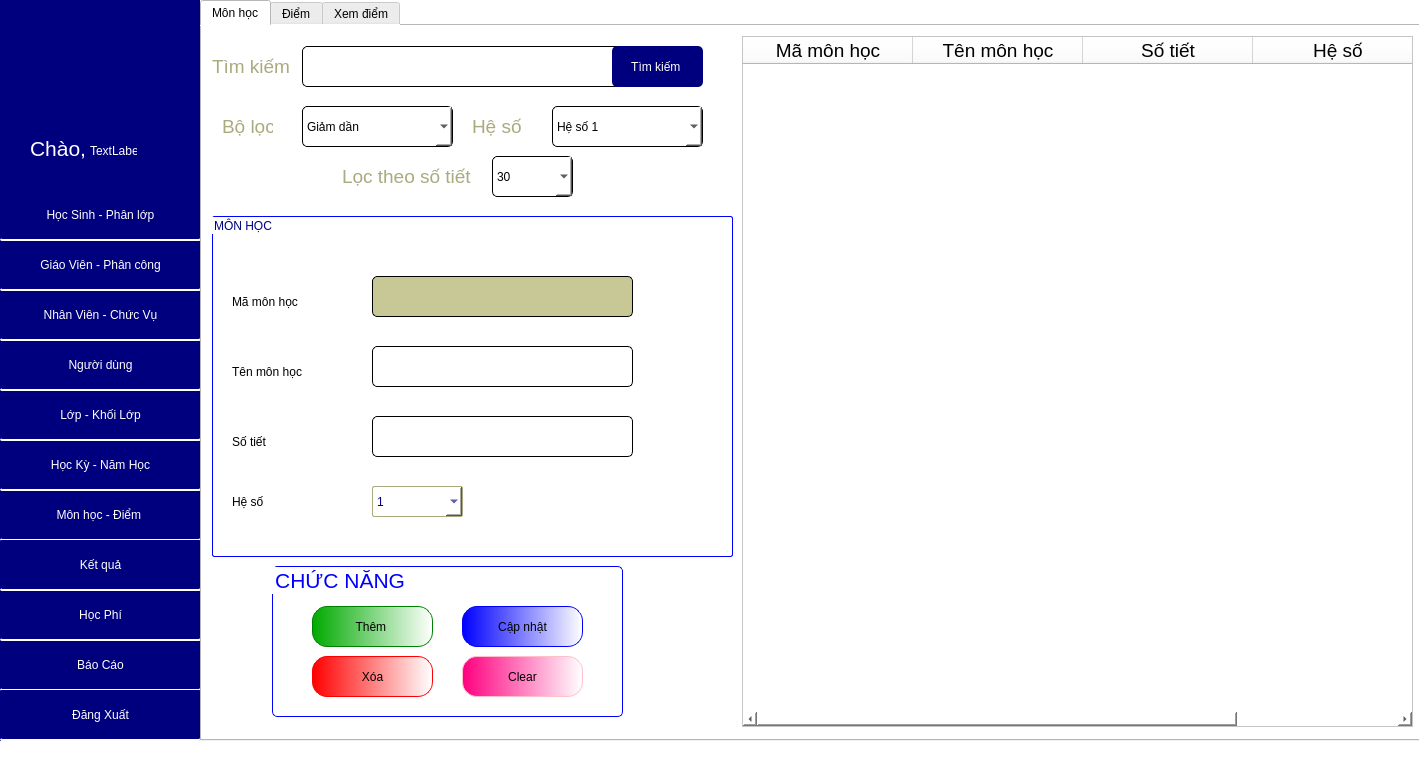
The window that GUI/TrangChu.ui (phuthuy44/Student--py) describes before a commit, drawn with Qt 5.
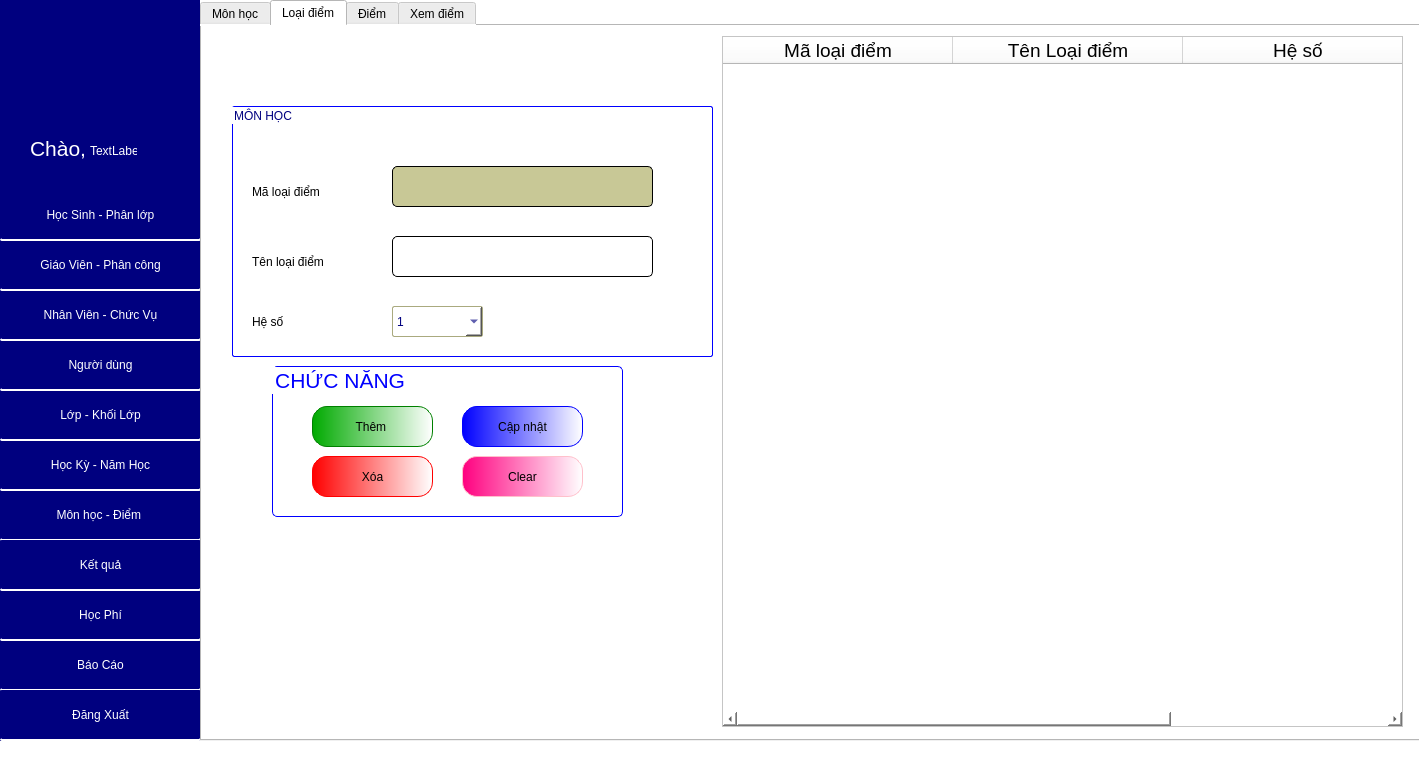
The same window after the commit. The open tabs and pages were chosen to show the change.

Patch:
```diff
--- a/GUI/TrangChu.ui
+++ b/GUI/TrangChu.ui
@@ -7497,7 +7497,7 @@
        </rect>
       </property>
       <property name="currentIndex">
-       <number>0</number>
+       <number>1</number>
       </property>
       <widget class="QWidget" name="tab">
        <attribute name="title">
@@ -8123,6 +8123,349 @@
         </item>
        </widget>
       </widget>
+      <widget class="QWidget" name="tab_24">
+       <attribute name="title">
+        <string>Loại điểm</string>
+       </attribute>
+       <widget class="QGroupBox" name="groupBox_84">
+        <property name="geometry">
+         <rect>
+          <x>30</x>
+          <y>80</y>
+          <width>481</width>
+          <height>251</height>
+         </rect>
+        </property>
+        <property name="styleSheet">
+         <string notr="true">font: 16pt &quot;Tahoma&quot;;
+color: rgb(0, 0, 127);
+border:1px solid blue;
+border-radius:2px;</string>
+        </property>
+        <property name="title">
+         <string>MÔN HỌC</string>
+        </property>
+        <widget class="QGroupBox" name="groupBox_85">
+         <property name="geometry">
+          <rect>
+           <x>590</x>
+           <y>270</y>
+           <width>591</width>
+           <height>321</height>
+          </rect>
+         </property>
+         <property name="title">
+          <string>GroupBox</string>
+         </property>
+        </widget>
+        <widget class="QLineEdit" name="lineTenLoaiDiem">
+         <property name="geometry">
+          <rect>
+           <x>160</x>
+           <y>130</y>
+           <width>261</width>
+           <height>41</height>
+          </rect>
+         </property>
+         <property name="styleSheet">
+          <string notr="true">QLineEdit{
+font: 16pt &quot;Tahoma&quot;;
+border-radius:5px;
+border: 1px solid black;
+	color: rgb(0, 0, 0);
+}</string>
+         </property>
+         <property name="text">
+          <string/>
+         </property>
+        </widget>
+        <widget class="QLineEdit" name="lineLoaiDiem">
+         <property name="enabled">
+          <bool>false</bool>
+         </property>
+         <property name="geometry">
+          <rect>
+           <x>160</x>
+           <y>60</y>
+           <width>261</width>
+           <height>41</height>
+          </rect>
+         </property>
+         <property name="styleSheet">
+          <string notr="true">QLineEdit{
+font: 16pt &quot;Tahoma&quot;;
+border-radius:5px;
+border: 1px solid black;
+	color: rgb(6, 6, 6);
+	background-color: ;
+	background-color: rgb(200, 200, 150);
+}</string>
+         </property>
+         <property name="text">
+          <string/>
+         </property>
+        </widget>
+        <widget class="QLabel" name="label_277">
+         <property name="geometry">
+          <rect>
+           <x>20</x>
+           <y>70</y>
+           <width>121</width>
+           <height>31</height>
+          </rect>
+         </property>
+         <property name="styleSheet">
+          <string notr="true">border: white;
+color: rgb(0, 0, 0);</string>
+         </property>
+         <property name="text">
+          <string>Mã loại điểm</string>
+         </property>
+        </widget>
+        <widget class="QLabel" name="label_278">
+         <property name="geometry">
+          <rect>
+           <x>20</x>
+           <y>140</y>
+           <width>131</width>
+           <height>31</height>
+          </rect>
+         </property>
+         <property name="styleSheet">
+          <string notr="true">border: white;
+color: rgb(0, 0, 0);</string>
+         </property>
+         <property name="text">
+          <string>Tên loại điểm</string>
+         </property>
+        </widget>
+        <widget class="QComboBox" name="cboxHeSo_2">
+         <property name="geometry">
+          <rect>
+           <x>160</x>
+           <y>200</y>
+           <width>91</width>
+           <height>31</height>
+          </rect>
+         </property>
+         <property name="styleSheet">
+          <string notr="true">border-color: rgb(170, 170, 127);</string>
+         </property>
+         <item>
+          <property name="text">
+           <string>1</string>
+          </property>
+         </item>
+         <item>
+          <property name="text">
+           <string>2</string>
+          </property>
+         </item>
+        </widget>
+        <widget class="QLabel" name="label_280">
+         <property name="geometry">
+          <rect>
+           <x>20</x>
+           <y>200</y>
+           <width>121</width>
+           <height>31</height>
+          </rect>
+         </property>
+         <property name="styleSheet">
+          <string notr="true">border: white;
+color: rgb(0, 0, 0);</string>
+         </property>
+         <property name="text">
+          <string>Hệ số</string>
+         </property>
+        </widget>
+       </widget>
+       <widget class="QGroupBox" name="groupBox_34">
+        <property name="geometry">
+         <rect>
+          <x>70</x>
+          <y>340</y>
+          <width>351</width>
+          <height>151</height>
+         </rect>
+        </property>
+        <property name="font">
+         <font>
+          <family>Tahoma</family>
+          <pointsize>16</pointsize>
+         </font>
+        </property>
+        <property name="styleSheet">
+         <string notr="true">QGroupBox{
+border:0.5px solid blue;
+border-radius:5px;
+color:blue;
+}</string>
+        </property>
+        <property name="title">
+         <string>CHỨC NĂNG </string>
+        </property>
+        <widget class="QPushButton" name="btnThemMonHoc_2">
+         <property name="geometry">
+          <rect>
+           <x>40</x>
+           <y>40</y>
+           <width>121</width>
+           <height>41</height>
+          </rect>
+         </property>
+         <property name="styleSheet">
+          <string notr="true">QPushButton{
+font: 16pt &quot;Tahoma&quot;;
+border-radius:15px;
+border:1px solid green;
+	background-color: qlineargradient(spread:pad, x1:0, y1:0, x2:1, y2:0, stop:0 rgba(0, 170, 0, 255), stop:1 rgba(255, 255, 255, 255));
+}
+QPushButton:hover{
+background-color: qlineargradient(spread:pad, x1:0, y1:0, x2:1, y2:0, stop:0 rgba(85, 255, 0, 255), stop:1 rgba(255, 255, 255, 255));
+	font: 18pt &quot;Tahoma&quot;;
+}
+</string>
+         </property>
+         <property name="text">
+          <string>Thêm </string>
+         </property>
+        </widget>
+        <widget class="QPushButton" name="btnCapNhatMonHoc_2">
+         <property name="geometry">
+          <rect>
+           <x>190</x>
+           <y>40</y>
+           <width>121</width>
+           <height>41</height>
+          </rect>
+         </property>
+         <property name="styleSheet">
+          <string notr="true">QPushButton{
+font: 16pt &quot;Tahoma&quot;;
+border-radius:15px;
+border:1px solid blue;
+	background-color: qlineargradient(spread:pad, x1:0, y1:0, x2:1, y2:0, stop:0 rgba(0, 0, 255, 255), stop:1 rgba(255, 255, 255, 255));
+}
+QPushButton:hover{
+	font: 18pt &quot;Tahoma&quot;;
+	background-color: qlineargradient(spread:repeat, x1:0, y1:0, x2:1, y2:0, stop:0 rgba(0, 85, 255, 255), stop:1 rgba(255, 255, 255, 255));
+}
+</string>
+         </property>
+         <property name="text">
+          <string>Cập nhật</string>
+         </property>
+        </widget>
+        <widget class="QPushButton" name="btnXoaMonHoc_2">
+         <property name="geometry">
+          <rect>
+           <x>40</x>
+           <y>90</y>
+           <width>121</width>
+           <height>41</height>
+          </rect>
+         </property>
+         <property name="styleSheet">
+          <string notr="true">QPushButton{
+font: 16pt &quot;Tahoma&quot;;
+border-radius:15px;
+border:1px solid red;
+	background-color: qlineargradient(spread:pad, x1:0, y1:0, x2:1, y2:0, stop:0 rgba(255, 0, 0, 255), stop:1 rgba(255, 255, 255, 255));
+}
+QPushButton:hover{
+	font: 18pt &quot;Tahoma&quot;;
+	background-color:qlineargradient(spread:pad, x1:0, y1:0, x2:1, y2:0.028, stop:0 rgba(189, 0, 0, 255), stop:1 rgba(255, 255, 255, 255))
+}
+</string>
+         </property>
+         <property name="text">
+          <string>Xóa</string>
+         </property>
+        </widget>
+        <widget class="QPushButton" name="pushButton_105">
+         <property name="geometry">
+          <rect>
+           <x>190</x>
+           <y>90</y>
+           <width>121</width>
+           <height>41</height>
+          </rect>
+         </property>
+         <property name="styleSheet">
+          <string notr="true">QPushButton{
+font: 16pt &quot;Tahoma&quot;;
+border-radius:15px;
+border:1px solid pink;
+background-color: qlineargradient(spread:pad, x1:0, y1:0, x2:1, y2:0, stop:0 rgba(255, 0, 127, 255), stop:1 rgba(255, 255, 255, 255))
+}
+QPushButton:hover{
+	font: 18pt &quot;Tahoma&quot;;
+background-color:qlineargradient(spread:pad, x1:0, y1:0, x2:1, y2:0, stop:0 rgba(134, 0, 67, 255), stop:1 rgba(255, 255, 255, 255))
+}
+</string>
+         </property>
+         <property name="text">
+          <string>Clear</string>
+         </property>
+        </widget>
+       </widget>
+       <widget class="QTableWidget" name="tableLoaiDiem">
+        <property name="geometry">
+         <rect>
+          <x>520</x>
+          <y>10</y>
+          <width>681</width>
+          <height>691</height>
+         </rect>
+        </property>
+        <attribute name="horizontalHeaderDefaultSectionSize">
+         <number>230</number>
+        </attribute>
+        <column>
+         <property name="text">
+          <string>Mã loại điểm</string>
+         </property>
+         <property name="font">
+          <font>
+           <family>Tahoma</family>
+           <pointsize>14</pointsize>
+          </font>
+         </property>
+         <property name="textAlignment">
+          <set>AlignCenter</set>
+         </property>
+        </column>
+        <column>
+         <property name="text">
+          <string>Tên Loại điểm</string>
+         </property>
+         <property name="font">
+          <font>
+           <family>Tahoma</family>
+           <pointsize>14</pointsize>
+          </font>
+         </property>
+         <property name="textAlignment">
+          <set>AlignCenter</set>
+         </property>
+        </column>
+        <column>
+         <property name="text">
+          <string>Hệ số</string>
+         </property>
+         <property name="font">
+          <font>
+           <family>Tahoma</family>
+           <pointsize>14</pointsize>
+          </font>
+         </property>
+         <property name="textAlignment">
+          <set>AlignCenter</set>
+         </property>
+        </column>
+       </widget>
+      </widget>
       <widget class="QWidget" name="tab_2">
        <attribute name="title">
         <string>Điểm</string>
```
Left out of the diff: 2 changed lines with no effect on the pictures.
